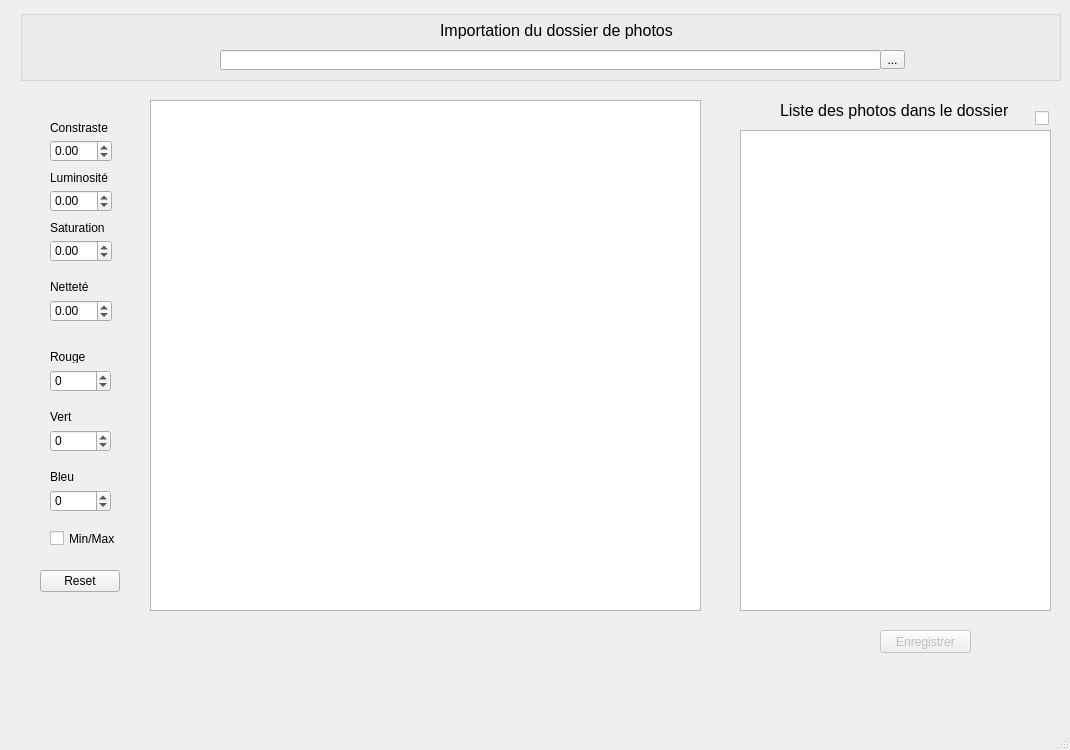
This is Rehaussement/ui-Rehaussement.ui in Direction-des-inventaires-forestiers/StereoPhoto as Qt 5 draws it before an edit. The edited form follows.
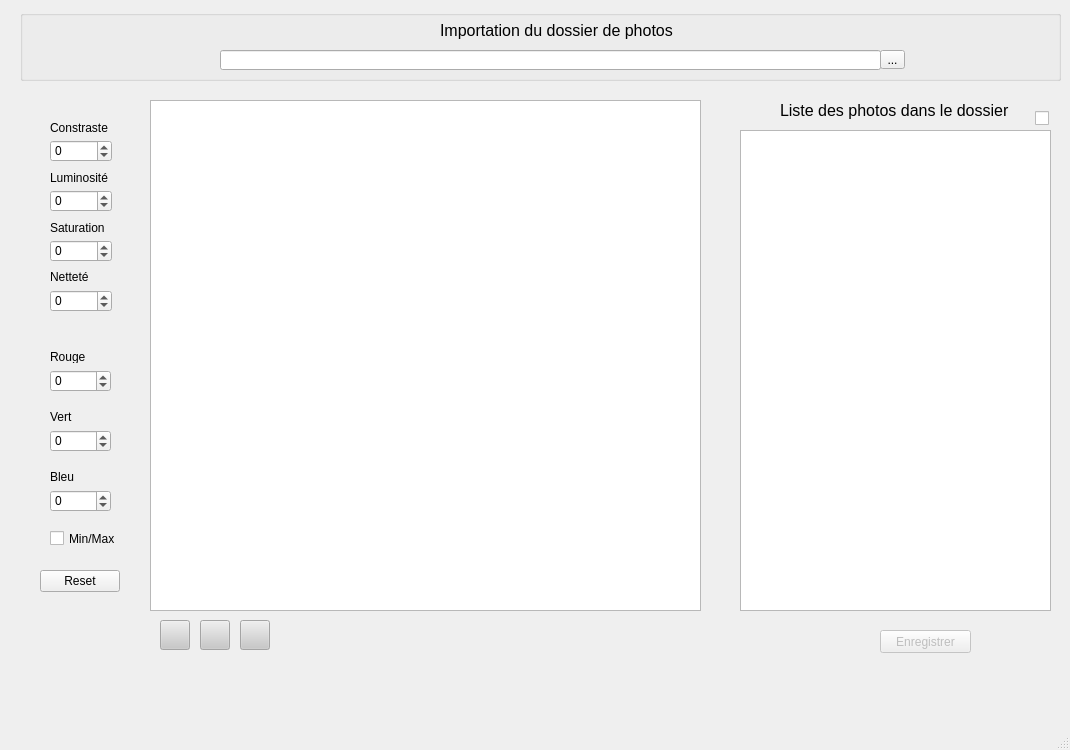
This is the edited form. Icons and pictures are not drawn.

Commit message:
Fullscreen et début du zoom
L'application est maintenant plein écran, il s'ajuste en fonction de la résolution de l'écran d'ouverture, mais si l'ordinateur a des écrans de différents taille et que l'on change d'écran le changement ne se fait par correctement. Ajout du Zoom In/Out, l'idée est de venir augmenter la qualité de l'image si on l'agrandit. Pour le moment, le bouton de Pan (3e) permet un avant goût de travail qui sera réalisé

```diff
--- a/Rehaussement/ui-Rehaussement.ui
+++ b/Rehaussement/ui-Rehaussement.ui
@@ -63,63 +63,6 @@
      <string>Saturation</string>
     </property>
    </widget>
-   <widget class="QDoubleSpinBox" name="spinBoxContrast">
-    <property name="geometry">
-     <rect>
-      <x>50</x>
-      <y>140</y>
-      <width>62</width>
-      <height>22</height>
-     </rect>
-    </property>
-    <property name="minimum">
-     <double>-1.000000000000000</double>
-    </property>
-    <property name="maximum">
-     <double>4.000000000000000</double>
-    </property>
-    <property name="singleStep">
-     <double>0.050000000000000</double>
-    </property>
-   </widget>
-   <widget class="QDoubleSpinBox" name="spinBoxLuminosite">
-    <property name="geometry">
-     <rect>
-      <x>50</x>
-      <y>190</y>
-      <width>62</width>
-      <height>22</height>
-     </rect>
-    </property>
-    <property name="minimum">
-     <double>-1.000000000000000</double>
-    </property>
-    <property name="maximum">
-     <double>4.000000000000000</double>
-    </property>
-    <property name="singleStep">
-     <double>0.050000000000000</double>
-    </property>
-   </widget>
-   <widget class="QDoubleSpinBox" name="spinBoxSaturation">
-    <property name="geometry">
-     <rect>
-      <x>50</x>
-      <y>240</y>
-      <width>62</width>
-      <height>22</height>
-     </rect>
-    </property>
-    <property name="minimum">
-     <double>-1.000000000000000</double>
-    </property>
-    <property name="maximum">
-     <double>4.000000000000000</double>
-    </property>
-    <property name="singleStep">
-     <double>0.050000000000000</double>
-    </property>
-   </widget>
    <widget class="QSpinBox" name="spinBoxRed">
     <property name="geometry">
      <rect>
@@ -177,30 +120,11 @@
      <number>5</number>
     </property>
    </widget>
-   <widget class="QDoubleSpinBox" name="spinBoxNettete">
-    <property name="geometry">
-     <rect>
-      <x>50</x>
-      <y>300</y>
-      <width>62</width>
-      <height>22</height>
-     </rect>
-    </property>
-    <property name="minimum">
-     <double>-1.000000000000000</double>
-    </property>
-    <property name="maximum">
-     <double>4.000000000000000</double>
-    </property>
-    <property name="singleStep">
-     <double>0.050000000000000</double>
-    </property>
-   </widget>
    <widget class="QLabel" name="label_4">
     <property name="geometry">
      <rect>
       <x>50</x>
-      <y>280</y>
+      <y>270</y>
       <width>47</width>
       <height>13</height>
      </rect>
@@ -425,6 +349,163 @@
      <string/>
     </property>
    </widget>
+   <widget class="QSpinBox" name="spinBoxContrast">
+    <property name="geometry">
+     <rect>
+      <x>50</x>
+      <y>140</y>
+      <width>62</width>
+      <height>22</height>
+     </rect>
+    </property>
+    <property name="minimum">
+     <number>-100</number>
+    </property>
+    <property name="maximum">
+     <number>100</number>
+    </property>
+    <property name="singleStep">
+     <number>5</number>
+    </property>
+   </widget>
+   <widget class="QSpinBox" name="spinBoxLuminosite">
+    <property name="geometry">
+     <rect>
+      <x>50</x>
+      <y>190</y>
+      <width>62</width>
+      <height>22</height>
+     </rect>
+    </property>
+    <property name="minimum">
+     <number>-100</number>
+    </property>
+    <property name="maximum">
+     <number>100</number>
+    </property>
+    <property name="singleStep">
+     <number>5</number>
+    </property>
+   </widget>
+   <widget class="QSpinBox" name="spinBoxSaturation">
+    <property name="geometry">
+     <rect>
+      <x>50</x>
+      <y>240</y>
+      <width>62</width>
+      <height>22</height>
+     </rect>
+    </property>
+    <property name="minimum">
+     <number>-100</number>
+    </property>
+    <property name="maximum">
+     <number>100</number>
+    </property>
+    <property name="singleStep">
+     <number>5</number>
+    </property>
+   </widget>
+   <widget class="QSpinBox" name="spinBoxNettete">
+    <property name="geometry">
+     <rect>
+      <x>50</x>
+      <y>290</y>
+      <width>62</width>
+      <height>22</height>
+     </rect>
+    </property>
+    <property name="minimum">
+     <number>-100</number>
+    </property>
+    <property name="maximum">
+     <number>100</number>
+    </property>
+    <property name="singleStep">
+     <number>5</number>
+    </property>
+   </widget>
+   <widget class="QPushButton" name="zoomInButton">
+    <property name="enabled">
+     <bool>false</bool>
+    </property>
+    <property name="geometry">
+     <rect>
+      <x>160</x>
+      <y>620</y>
+      <width>30</width>
+      <height>30</height>
+     </rect>
+    </property>
+    <property name="styleSheet">
+     <string notr="true">background-color:rgba(200, 200, 200);</string>
+    </property>
+    <property name="icon">
+     <iconset resource="resources.qrc">
+      <normaloff>:/Rehaussement/Icons/zoomIn.png</normaloff>:/Rehaussement/Icons/zoomIn.png</iconset>
+    </property>
+    <property name="iconSize">
+     <size>
+      <width>30</width>
+      <height>30</height>
+     </size>
+    </property>
+   </widget>
+   <widget class="QPushButton" name="zoomOutButton">
+    <property name="enabled">
+     <bool>false</bool>
+    </property>
+    <property name="geometry">
+     <rect>
+      <x>200</x>
+      <y>620</y>
+      <width>30</width>
+      <height>30</height>
+     </rect>
+    </property>
+    <property name="styleSheet">
+     <string notr="true">background-color:rgba(200, 200, 200);</string>
+    </property>
+    <property name="icon">
+     <iconset resource="resources.qrc">
+      <normaloff>:/Rehaussement/Icons/zoomOut.png</normaloff>:/Rehaussement/Icons/zoomOut.png</iconset>
+    </property>
+    <property name="iconSize">
+     <size>
+      <width>30</width>
+      <height>30</height>
+     </size>
+    </property>
+   </widget>
+   <widget class="QPushButton" name="zoomPanButton">
+    <property name="enabled">
+     <bool>false</bool>
+    </property>
+    <property name="geometry">
+     <rect>
+      <x>240</x>
+      <y>620</y>
+      <width>30</width>
+      <height>30</height>
+     </rect>
+    </property>
+    <property name="styleSheet">
+     <string notr="true">background-color:rgba(200, 200, 200);</string>
+    </property>
+    <property name="icon">
+     <iconset resource="resources.qrc">
+      <normaloff>:/Rehaussement/Icons/panOption.png</normaloff>:/Rehaussement/Icons/panOption.png</iconset>
+    </property>
+    <property name="iconSize">
+     <size>
+      <width>30</width>
+      <height>30</height>
+     </size>
+    </property>
+    <property name="checkable">
+     <bool>true</bool>
+    </property>
+   </widget>
   </widget>
   <widget class="QMenuBar" name="menubar">
    <property name="geometry">
```
Left out of the diff: 6 changed lines with no effect on the pictures. The commit also changes 9 other files.
